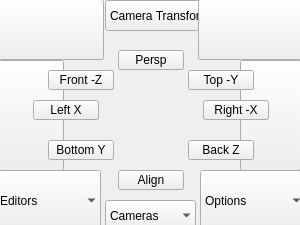
The window that tk_ui/viewport.ui (m3trik/Scripts_portable) describes before a commit, drawn with Qt 5.
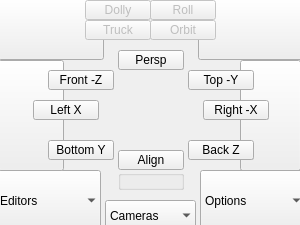
The same window after the commit.

Patch:
```diff
--- a/tk_ui/viewport.ui
+++ b/tk_ui/viewport.ui
@@ -238,19 +238,6 @@
     <property name="title">
      <string/>
     </property>
-    <widget class="QPushButton" name="v007">
-     <property name="geometry">
-      <rect>
-       <x>0</x>
-       <y>0</y>
-       <width>66</width>
-       <height>20</height>
-      </rect>
-     </property>
-     <property name="text">
-      <string>Align</string>
-     </property>
-    </widget>
    </widget>
    <widget class="QPushButton" name="v008">
     <property name="geometry">
@@ -427,46 +414,95 @@
      </property>
     </item>
    </widget>
-   <widget class="QComboBox" name="cmb003">
+   <widget class="QPushButton" name="v007">
     <property name="geometry">
      <rect>
-      <x>105</x>
+      <x>118</x>
+      <y>150</y>
+      <width>66</width>
+      <height>20</height>
+     </rect>
+    </property>
+    <property name="text">
+     <string>Align</string>
+    </property>
+   </widget>
+   <widget class="QPushButton" name="v009">
+    <property name="enabled">
+     <bool>false</bool>
+    </property>
+    <property name="geometry">
+     <rect>
+      <x>85</x>
       <y>0</y>
-      <width>120</width>
-      <height>31</height>
+      <width>66</width>
+      <height>20</height>
      </rect>
     </property>
-    <property name="minimumSize">
-     <size>
-      <width>91</width>
-      <height>31</height>
-     </size>
+    <property name="toolTip">
+     <string>Camera: Dolly</string>
     </property>
-    <property name="maximumSize">
-     <size>
-      <width>9999</width>
-      <height>31</height>
-     </size>
+    <property name="text">
+     <string>Dolly</string>
     </property>
-    <property name="currentText">
-     <string>Camera Transforms</string>
+   </widget>
+   <widget class="QPushButton" name="v011">
+    <property name="enabled">
+     <bool>false</bool>
     </property>
-    <property name="maxVisibleItems">
-     <number>50</number>
+    <property name="geometry">
+     <rect>
+      <x>150</x>
+      <y>0</y>
+      <width>66</width>
+      <height>20</height>
+     </rect>
     </property>
-    <property name="sizeAdjustPolicy">
-     <enum>QComboBox::AdjustToContents</enum>
+    <property name="toolTip">
+     <string>Camera: Roll</string>
     </property>
-    <property name="frame">
+    <property name="text">
+     <string>Roll</string>
+    </property>
+   </widget>
+   <widget class="QPushButton" name="v012">
+    <property name="enabled">
      <bool>false</bool>
     </property>
-    <item>
-     <property name="text">
-      <string>Camera Transforms</string>
-     </property>
-    </item>
+    <property name="geometry">
+     <rect>
+      <x>85</x>
+      <y>20</y>
+      <width>66</width>
+      <height>20</height>
+     </rect>
+    </property>
+    <property name="toolTip">
+     <string>Camera: Truck</string>
+    </property>
+    <property name="text">
+     <string>Truck</string>
+    </property>
    </widget>
-   <zorder>cmb003</zorder>
+   <widget class="QPushButton" name="v013">
+    <property name="enabled">
+     <bool>false</bool>
+    </property>
+    <property name="geometry">
+     <rect>
+      <x>150</x>
+      <y>20</y>
+      <width>66</width>
+      <height>20</height>
+     </rect>
+    </property>
+    <property name="toolTip">
+     <string>Camera: Pan</string>
+    </property>
+    <property name="text">
+     <string>Orbit</string>
+    </property>
+   </widget>
    <zorder>cmb000</zorder>
    <zorder>cmb001</zorder>
    <zorder>v008</zorder>
@@ -482,6 +518,11 @@
    <zorder>top</zorder>
    <zorder>right</zorder>
    <zorder>cmb002</zorder>
+   <zorder>v007</zorder>
+   <zorder>v009</zorder>
+   <zorder>v011</zorder>
+   <zorder>v012</zorder>
+   <zorder>v013</zorder>
   </widget>
  </widget>
  <resources/>
```
